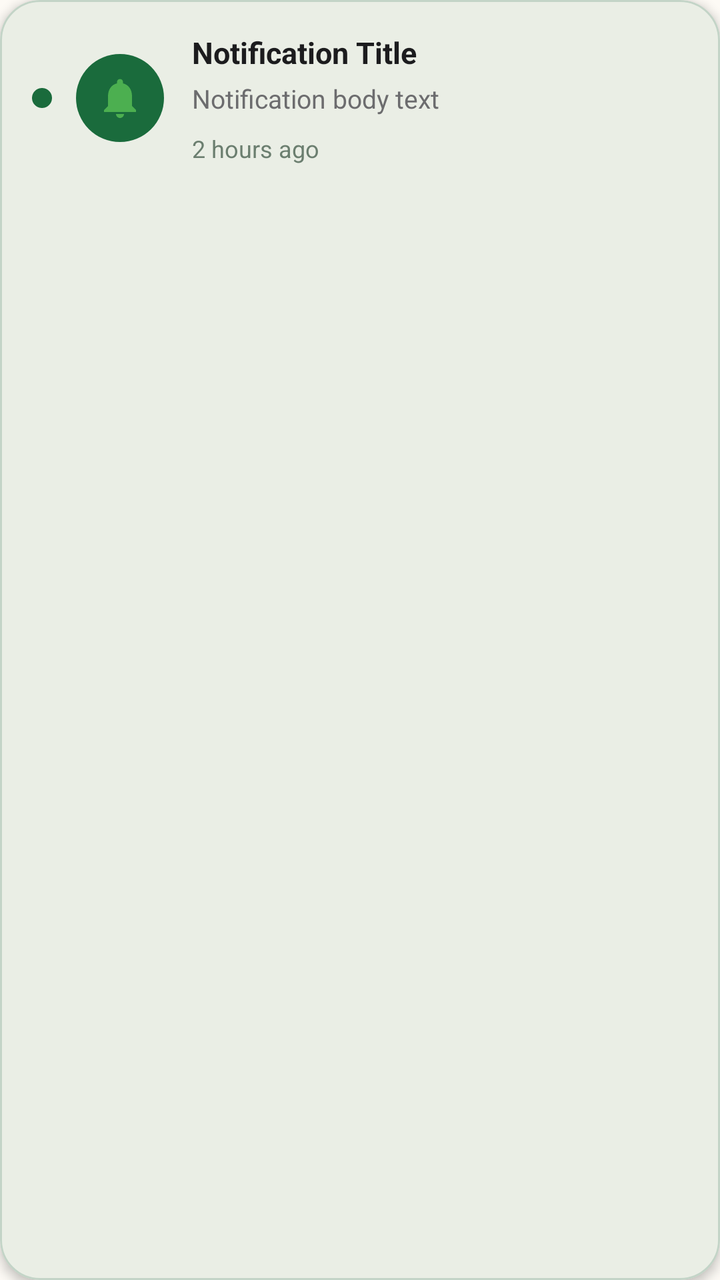
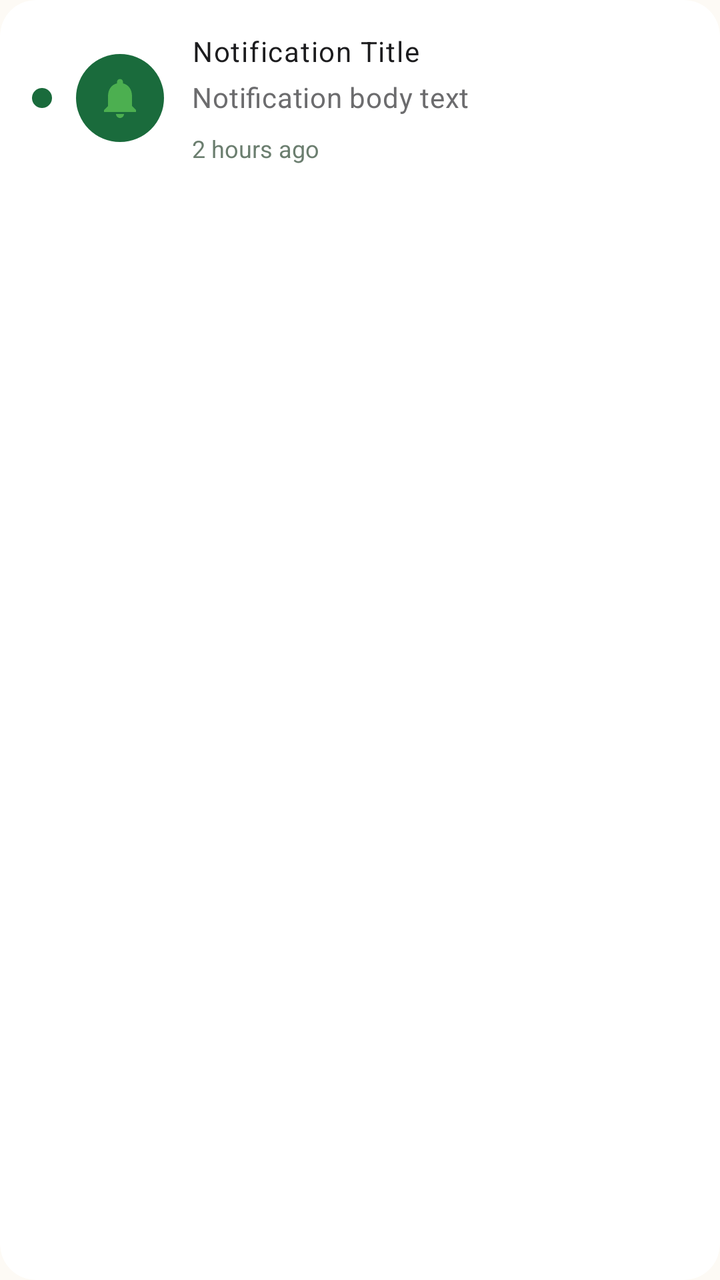

Compare the two renders of this Android layout. The source of the first and the diff that turns it into the second are given below.
<!-- AndroidManifest.xml: application theme Theme.REPLATE -->
<!-- res/layout/item_notification.xml -->
<?xml version="1.0" encoding="utf-8"?>
<com.google.android.material.card.MaterialCardView xmlns:android="http://schemas.android.com/apk/res/android"
    xmlns:app="http://schemas.android.com/apk/res-auto"
    android:layout_width="match_parent"
    android:layout_height="wrap_content"
    android:layout_marginHorizontal="16dp"
    android:layout_marginVertical="6dp"
    app:cardCornerRadius="20dp"
    app:cardElevation="3dp">

    <LinearLayout
        android:layout_width="match_parent"
        android:layout_height="wrap_content"
        android:gravity="center_vertical"
        android:orientation="horizontal"
        android:padding="16dp">

        <View
            android:id="@+id/unreadDot"
            android:layout_width="10dp"
            android:layout_height="10dp"
            android:layout_marginEnd="12dp"
            android:background="@drawable/circle_primary" />

        <ImageView
            android:id="@+id/ivIcon"
            android:layout_width="44dp"
            android:layout_height="44dp"
            android:layout_marginEnd="14dp"
            android:background="@drawable/circle_primary"
            android:padding="10dp"
            android:src="@drawable/ic_notification" />

        <LinearLayout
            android:layout_width="0dp"
            android:layout_height="wrap_content"
            android:layout_weight="1"
            android:orientation="vertical">

            <TextView
                android:id="@+id/tvTitle"
                android:layout_width="wrap_content"
                android:layout_height="wrap_content"
                android:ellipsize="end"
                android:maxLines="1"
                android:text="Notification Title"
                android:textColor="@color/text_primary"
                android:textSize="15sp"
                android:textStyle="bold" />

            <TextView
                android:id="@+id/tvBody"
                android:layout_width="wrap_content"
                android:layout_height="wrap_content"
                android:layout_marginTop="4dp"
                android:ellipsize="end"
                android:maxLines="2"
                android:text="Notification body text"
                android:textColor="@color/text_secondary"
                android:textSize="13sp" />

            <TextView
                android:id="@+id/tvTime"
                android:layout_width="wrap_content"
                android:layout_height="wrap_content"
                android:layout_marginTop="8dp"
                android:text="2 hours ago"
                android:textColor="@color/gray"
                android:textSize="12sp" />
        </LinearLayout>
    </LinearLayout>
</com.google.android.material.card.MaterialCardView>
<!-- resources referenced by this layout -->
<resources>
  <style name="Theme.REPLATE" parent="Theme.Material3.Light.NoActionBar">
          
          <item name="colorPrimary">@color/md_theme_primary</item>
          <item name="colorOnPrimary">@color/md_theme_onPrimary</item>
          <item name="colorPrimaryContainer">@color/md_theme_primaryContainer</item>
          <item name="colorOnPrimaryContainer">@color/md_theme_onPrimaryContainer</item>
  
          
          <item name="colorSecondary">@color/md_theme_secondary</item>
          <item name="colorOnSecondary">@color/md_theme_onSecondary</item>
          <item name="colorSecondaryContainer">@color/md_theme_secondaryContainer</item>
          <item name="colorOnSecondaryContainer">@color/md_theme_onSecondaryContainer</item>
  
          
          <item name="colorTertiary">@color/md_theme_tertiary</item>
          <item name="colorOnTertiary">@color/md_theme_onTertiary</item>
          <item name="colorTertiaryContainer">@color/md_theme_tertiaryContainer</item>
          <item name="colorOnTertiaryContainer">@color/md_theme_onTertiaryContainer</item>
  
          
          <item name="colorError">@color/md_theme_error</item>
          <item name="colorOnError">@color/md_theme_onError</item>
          <item name="colorErrorContainer">@color/md_theme_errorContainer</item>
          <item name="colorOnErrorContainer">@color/md_theme_onErrorContainer</item>
  
          
          <item name="android:colorBackground">@color/md_theme_background</item>
          <item name="colorOnBackground">@color/md_theme_onBackground</item>
          <item name="colorSurface">@color/md_theme_surface</item>
          <item name="colorOnSurface">@color/md_theme_onSurface</item>
          <item name="colorSurfaceVariant">@color/md_theme_surfaceVariant</item>
          <item name="colorOnSurfaceVariant">@color/md_theme_onSurfaceVariant</item>
  
          
          <item name="colorOutline">@color/md_theme_outline</item>
          <item name="colorOutlineVariant">@color/md_theme_outlineVariant</item>
  
          
          <item name="colorSurfaceInverse">@color/md_theme_inverseSurface</item>
          <item name="colorOnSurfaceInverse">@color/md_theme_inverseOnSurface</item>
          <item name="colorPrimaryInverse">@color/md_theme_inversePrimary</item>
  
          
          <item name="colorSurfaceContainerLowest">@color/md_theme_surfaceContainerLowest</item>
          <item name="colorSurfaceContainerLow">@color/md_theme_surfaceContainerLow</item>
          <item name="colorSurfaceContainer">@color/md_theme_surfaceContainer</item>
          <item name="colorSurfaceContainerHigh">@color/md_theme_surfaceContainerHigh</item>
          <item name="colorSurfaceContainerHighest">@color/md_theme_surfaceContainerHighest</item>
  
          
          <item name="android:statusBarColor">@color/status_bar</item>
          <item name="android:navigationBarColor">@color/md_theme_surface</item>
  
          
          <item name="android:windowBackground">@color/md_theme_background</item>
      </style>
  <!-- unchanged entries left out for length: 39 -->
</resources>

<!-- the commit's change to res/layout/item_notification.xml (unified diff, before → after) -->
@@ -5,8 +5,9 @@
     android:layout_height="wrap_content"
     android:layout_marginHorizontal="16dp"
     android:layout_marginVertical="6dp"
-    app:cardCornerRadius="20dp"
-    app:cardElevation="3dp">
+    app:cardBackgroundColor="@color/surface_white"
+    app:cardCornerRadius="@dimen/radius_lg"
+    app:cardElevation="@dimen/elevation_card">
 
     <LinearLayout
         android:layout_width="match_parent"
@@ -44,9 +45,7 @@
                 android:ellipsize="end"
                 android:maxLines="1"
                 android:text="Notification Title"
-                android:textColor="@color/text_primary"
-                android:textSize="15sp"
-                android:textStyle="bold" />
+                android:textAppearance="@style/TextAppearance.REPLATE.Label" />
 
             <TextView
                 android:id="@+id/tvBody"
@@ -56,8 +55,7 @@
                 android:ellipsize="end"
                 android:maxLines="2"
                 android:text="Notification body text"
-                android:textColor="@color/text_secondary"
-                android:textSize="13sp" />
+                android:textAppearance="@style/TextAppearance.REPLATE.Body" />
 
             <TextView
                 android:id="@+id/tvTime"
<!-- resource entries referenced after the edit -->
@@ -1,5 +1,18 @@
 <!-- resources referenced by this layout -->
 <resources>
+  <color name="surface_white">#FFFFFF</color>
+  <dimen name="elevation_card">3dp</dimen>
+  <dimen name="radius_lg">18dp</dimen>
+  <style name="TextAppearance.REPLATE.Body" parent="TextAppearance.Material3.BodyMedium">
+          <item name="android:fontFamily">sans-serif</item>
+          <item name="android:textSize">@dimen/text_sm</item>
+          <item name="android:textColor">@color/text_secondary</item>
+      </style>
+  <style name="TextAppearance.REPLATE.Label" parent="TextAppearance.Material3.LabelMedium">
+          <item name="android:fontFamily">sans-serif-medium</item>
+          <item name="android:textSize">@dimen/text_sm</item>
+          <item name="android:textColor">@color/text_primary</item>
+      </style>
   <style name="Theme.REPLATE" parent="Theme.Material3.Light.NoActionBar">
           
           <item name="colorPrimary">@color/md_theme_primary</item>
@@ -55,7 +68,60 @@
   
           
           <item name="android:windowBackground">@color/md_theme_background</item>
+  
+          
+          <item name="android:fontFamily">sans-serif</item>
+          <item name="textAppearanceTitleLarge">@style/TextAppearance.REPLATE.Headline</item>
+          <item name="textAppearanceTitleMedium">@style/TextAppearance.REPLATE.Subheading</item>
+          <item name="textAppearanceBodyMedium">@style/TextAppearance.REPLATE.Body</item>
+          <item name="textAppearanceLabelLarge">@style/TextAppearance.REPLATE.Label</item>
+  
+          
+          <item name="materialCardViewStyle">@style/Widget.REPLATE.Card</item>
+          <item name="materialButtonStyle">@style/Widget.REPLATE.Button.Primary</item>
+          <item name="textInputStyle">@style/Widget.REPLATE.TextInputLayout</item>
       </style>
+  <dimen name="text_sm">14sp</dimen>
+  <style name="TextAppearance.REPLATE.Headline" parent="TextAppearance.Material3.TitleLarge">
+          <item name="android:fontFamily">sans-serif-black</item>
+          <item name="android:textSize">@dimen/text_xl</item>
+          <item name="android:textColor">@color/text_primary</item>
+      </style>
+  <style name="TextAppearance.REPLATE.Subheading" parent="TextAppearance.Material3.TitleMedium">
+          <item name="android:fontFamily">sans-serif-medium</item>
+          <item name="android:textSize">@dimen/text_lg</item>
+          <item name="android:textColor">@color/text_primary</item>
+      </style>
+  <style name="Widget.REPLATE.Card" parent="Widget.Material3.CardView.Elevated">
+          <item name="cardCornerRadius">@dimen/radius_md</item>
+          <item name="cardElevation">@dimen/elevation_card</item>
+          <item name="cardBackgroundColor">@color/surface_white</item>
+      </style>
+  <style name="Widget.REPLATE.Button.Primary" parent="Widget.Material3.Button">
+          <item name="android:minHeight">@dimen/button_height</item>
+          <item name="cornerRadius">@dimen/radius_md</item>
+          <item name="android:fontFamily">sans-serif-medium</item>
+          <item name="android:textAllCaps">false</item>
+          <item name="android:textSize">@dimen/text_md</item>
+          <item name="android:textColor">@color/white</item>
+          <item name="backgroundTint">@color/green_primary</item>
+      </style>
+  <style name="Widget.REPLATE.TextInputLayout" parent="Widget.Material3.TextInputLayout.OutlinedBox">
+          <item name="boxCornerRadiusTopStart">@dimen/radius_sm</item>
+          <item name="boxCornerRadiusTopEnd">@dimen/radius_sm</item>
+          <item name="boxCornerRadiusBottomStart">@dimen/radius_sm</item>
+          <item name="boxCornerRadiusBottomEnd">@dimen/radius_sm</item>
+          <item name="boxStrokeColor">@color/green_primary</item>
+          <item name="hintTextColor">@color/text_secondary</item>
+      </style>
+  <dimen name="text_xl">22sp</dimen>
+  <dimen name="text_lg">18sp</dimen>
+  <dimen name="radius_md">14dp</dimen>
+  <dimen name="button_height">52dp</dimen>
+  <dimen name="text_md">16sp</dimen>
+  <color name="white">#FFFFFFFF</color>
+  <color name="green_primary">#1A6B3C</color>
+  <dimen name="radius_sm">10dp</dimen>
   <!-- unchanged entries left out for length: 39 -->
 </resources>
 
